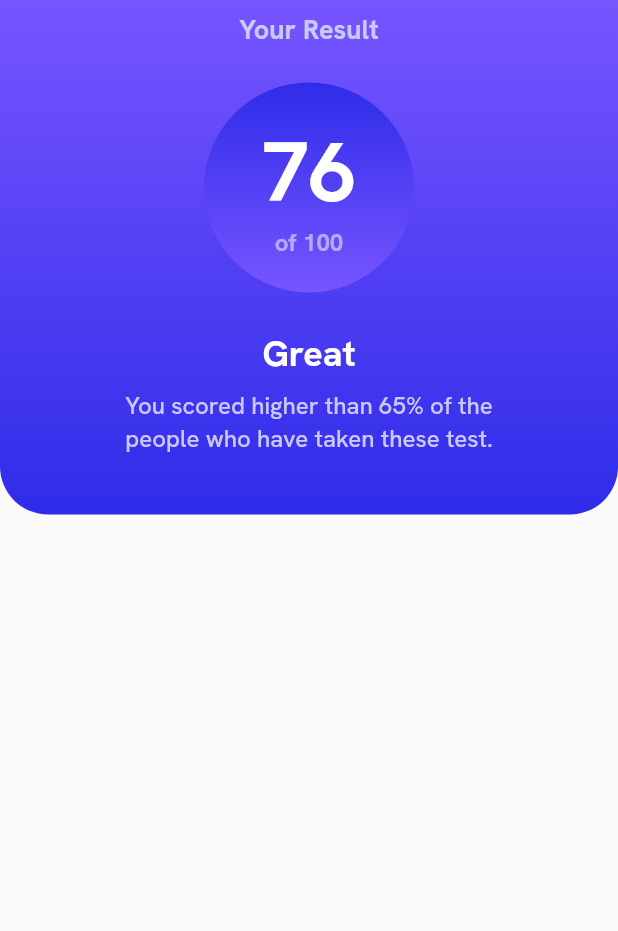
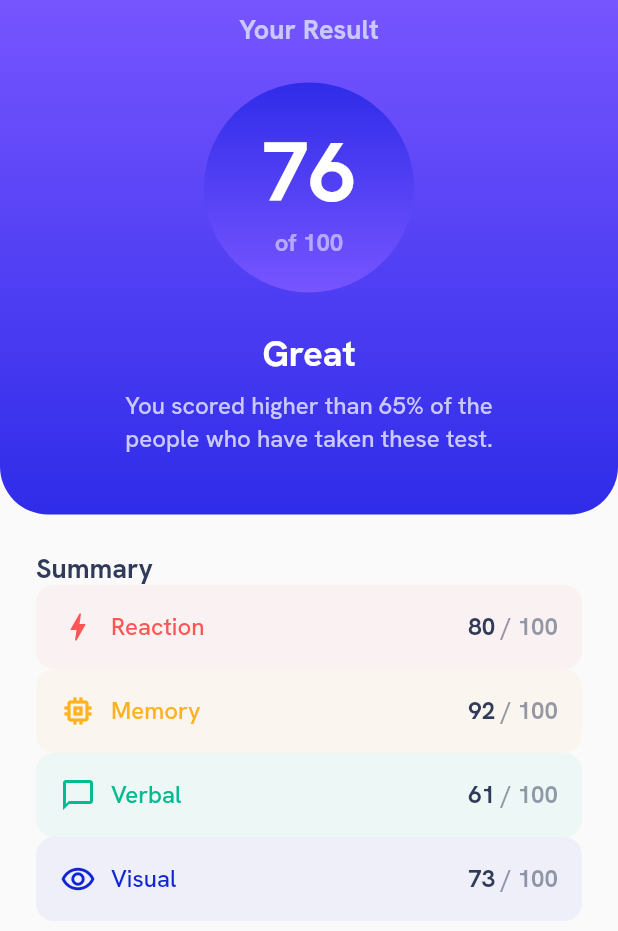
Before and after one commit to Lisviks/result-summary-component-frontendmentor, a Flutter app: the screen it shows after launch, on a phone screen of 412 x 824 dp. Shown: the top 931 px of the screen. Run offline on Flutter 3.47's test engine with Material 2 defaults, Android fonts, the phone set to English and light mode, and no system bars.

Commit message:
summary and category widget

```diff
--- /dev/null
+++ b/flutter_app/lib/category_widget.dart
@@ -0,0 +1,69 @@
+import 'package:flutter/material.dart';
+
+class Category extends StatelessWidget {
+  const Category({super.key, required this.score, required this.category, required this.icon, required this.color,});
+
+  final String score;
+  final String category;
+  final IconData icon;
+  final int color;
+
+  @override
+  Widget build(BuildContext context) {
+    return Container(
+      decoration: BoxDecoration(
+        color: Color(color).withOpacity(0.05),
+        borderRadius: const BorderRadius.all(
+          Radius.circular(12.0),
+        ),
+      ),
+      child: Padding(
+        padding: const EdgeInsets.all(16.0),
+        child: Row(
+          mainAxisAlignment: MainAxisAlignment.spaceBetween,
+          children: [
+            Row(
+              children: [
+                Padding(
+                  padding: const EdgeInsets.only(right: 10.0),
+                  child: Icon(icon, color: Color(color)),
+                ),
+                Text(
+                 category,
+                  style: TextStyle(
+                    fontSize: 16.0,
+                    fontWeight: FontWeight.w500,
+                    height: 1.3,
+                    color: Color(color),
+                  ),
+                ),
+              ],
+            ),
+            Row(
+              children: [
+                Text(
+                  score,
+                  style: const TextStyle(
+                    fontSize: 16.0,
+                    fontWeight: FontWeight.w700,
+                    height: 1.3,
+                    color: Color(0xff303b59),
+                  ),
+                ),
+                Text(
+                  ' / 100',
+                  style: TextStyle(
+                    fontSize: 16.0,
+                    fontWeight: FontWeight.w700,
+                    height: 1.3,
+                    color: const Color(0xff303b59).withOpacity(0.5),
+                  ),
+                ),
+              ],
+            ),
+          ],
+        ),
+      ),
+    );
+  }
+}
--- a/flutter_app/lib/main.dart
+++ b/flutter_app/lib/main.dart
@@ -1,5 +1,6 @@
 import 'package:flutter/material.dart';
 import 'package:flutter_app/header_widget.dart';
+import 'package:flutter_app/summary_widget.dart';
 
 void main() {
   runApp(const MyApp());
@@ -27,6 +28,7 @@ class MyHomePage extends StatelessWidget {
       body: ListView(
         children: const [
           Header(),
+          Summary(),
         ],
       ),
     );
--- /dev/null
+++ b/flutter_app/lib/summary_widget.dart
@@ -0,0 +1,52 @@
+import 'package:flutter/material.dart';
+import 'package:flutter_app/category_widget.dart';
+
+class Summary extends StatelessWidget {
+  const Summary({super.key});
+
+  @override
+  Widget build(BuildContext context) {
+    return Padding(
+      padding: const EdgeInsets.all(24.0),
+      child: Column(
+        crossAxisAlignment: CrossAxisAlignment.start,
+        children: const [
+          Text(
+            'Summary',
+            textAlign: TextAlign.left,
+            style: TextStyle(
+              fontSize: 18.0,
+              fontWeight: FontWeight.w700,
+              height: 1.3,
+              color: Color(0xff303b59),
+            ),
+          ),
+          Category(
+            score: '80',
+            category: 'Reaction',
+            icon: Icons.bolt_outlined,
+            color: 0xffff5555,
+          ),
+          Category(
+            score: '92',
+            category: 'Memory',
+            icon: Icons.memory,
+            color: 0xffffb21e,
+          ),
+          Category(
+            score: '61',
+            category: 'Verbal',
+            icon: Icons.chat_bubble_outline_outlined,
+            color: 0xff00bb8f,
+          ),
+          Category(
+            score: '73',
+            category: 'Visual',
+            icon: Icons.remove_red_eye_outlined,
+            color: 0xff1125d6,
+          ),
+        ],
+      ),
+    );
+  }
+}
```
